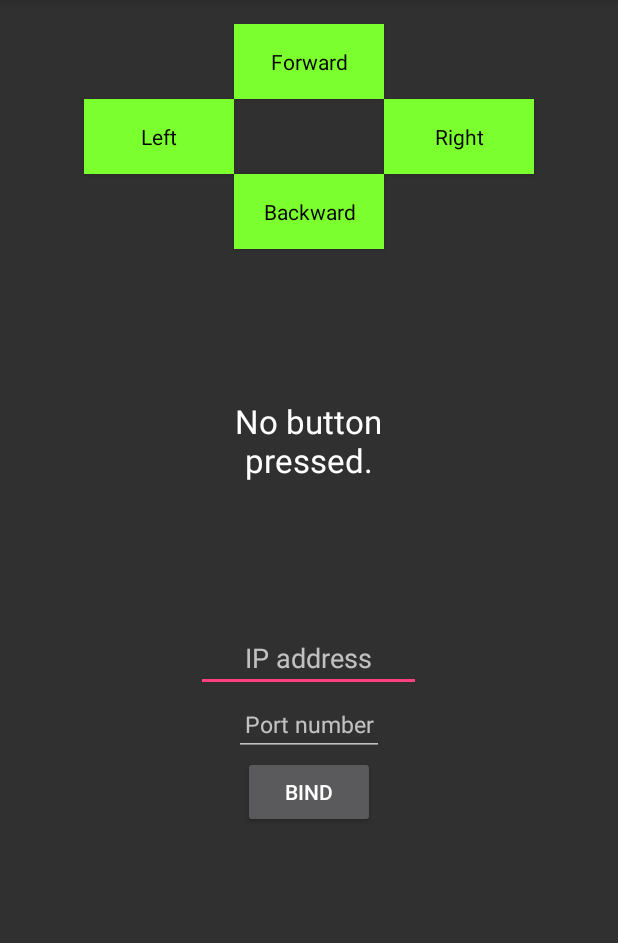
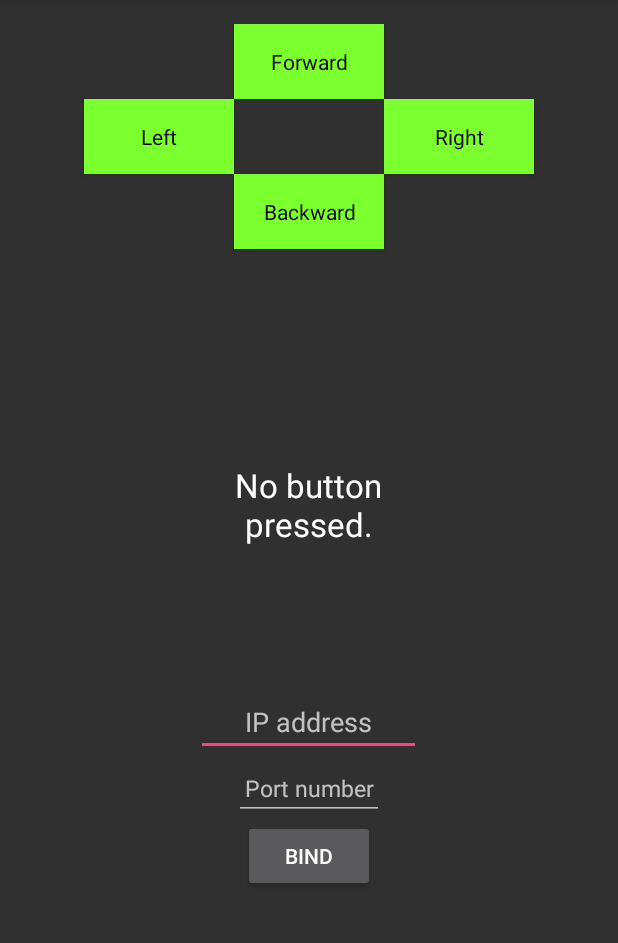
Before and after one commit to Mindavi/WeMos-RP6Control, an Android app: the screen it shows after launch (ControlRobotActivity), on a phone screen of 412 x 824 dp, the part 84-1027 px from its top. Run offline under Robolectric (Android 15) with nearby library versions, the phone set to English and light mode, and no system bars.

Commit message:
change project so that it can be used on android 5.0 too

```diff
--- a/app/build.gradle
+++ b/app/build.gradle
@@ -6,7 +6,7 @@ android {
 
     defaultConfig {
         applicationId "com.example.rick.testbuttons"
-        minSdkVersion 23
+        minSdkVersion 21
         targetSdkVersion 23
     }
     buildTypes {
--- a/app/src/main/res/layout/activity_controlrobot.xml
+++ b/app/src/main/res/layout/activity_controlrobot.xml
@@ -52,9 +52,8 @@
         android:textAppearance="?android:attr/textAppearanceLarge"
         android:text="@string/no_button_pressed"
         android:id="@+id/tvConnectionStatus"
-        android:layout_marginTop="100dp"
         android:gravity="center_horizontal"
-        android:layout_below="@+id/btnDown"
+        android:layout_centerVertical="true"
         android:layout_centerHorizontal="true" />
 
     <EditText
--- a/app/src/main/res/values/styles.xml
+++ b/app/src/main/res/values/styles.xml
@@ -1,13 +1,13 @@
 <resources>
 
     <!-- Base application theme. -->
-    <style name="AppTheme" parent="Base.V23.Theme.AppCompat">
+    <style name="AppTheme" parent="Base.V21.Theme.AppCompat">
         <!-- Customize your theme here. -->
         <item name="colorPrimary">@color/colorPrimary</item>
         <item name="colorPrimaryDark">@color/colorPrimaryDark</item>
         <item name="colorAccent">@color/colorAccent</item>
     </style>
-    <style name="Button" parent="Base.V23.Theme.AppCompat">
+    <style name="Button" parent="Base.V21.Theme.AppCompat">
         <item name="android:layout_width">100dp</item>
         <item name="android:layout_height">50dp</item>
         <item name="android:clickable">true</item>
```
